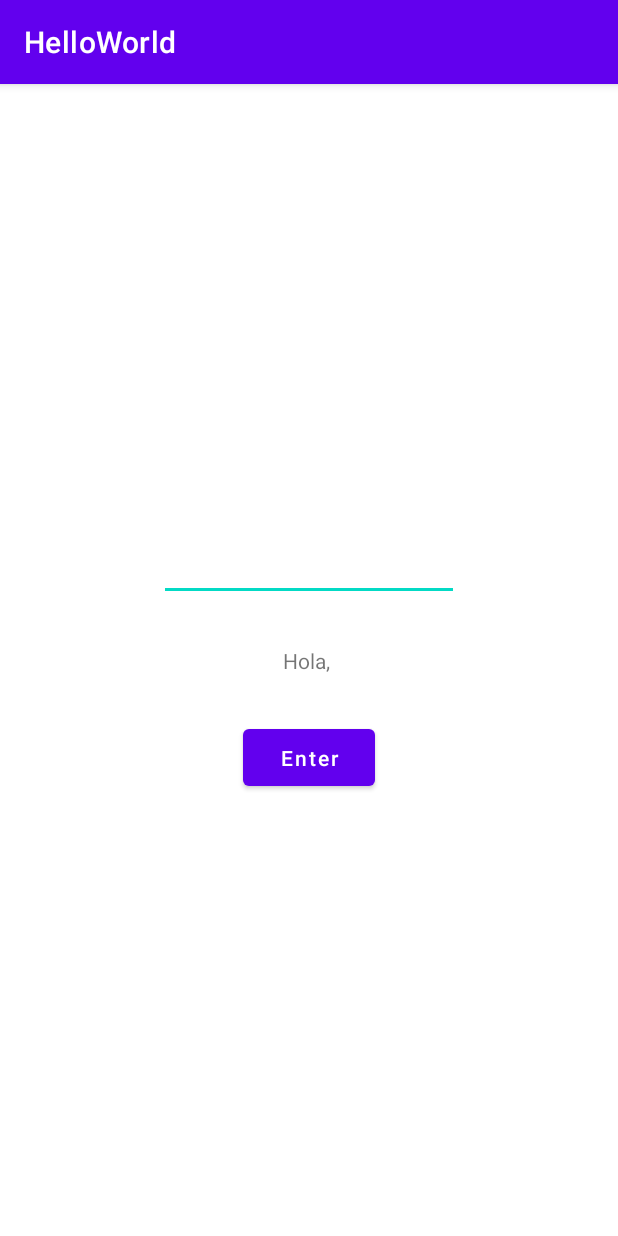
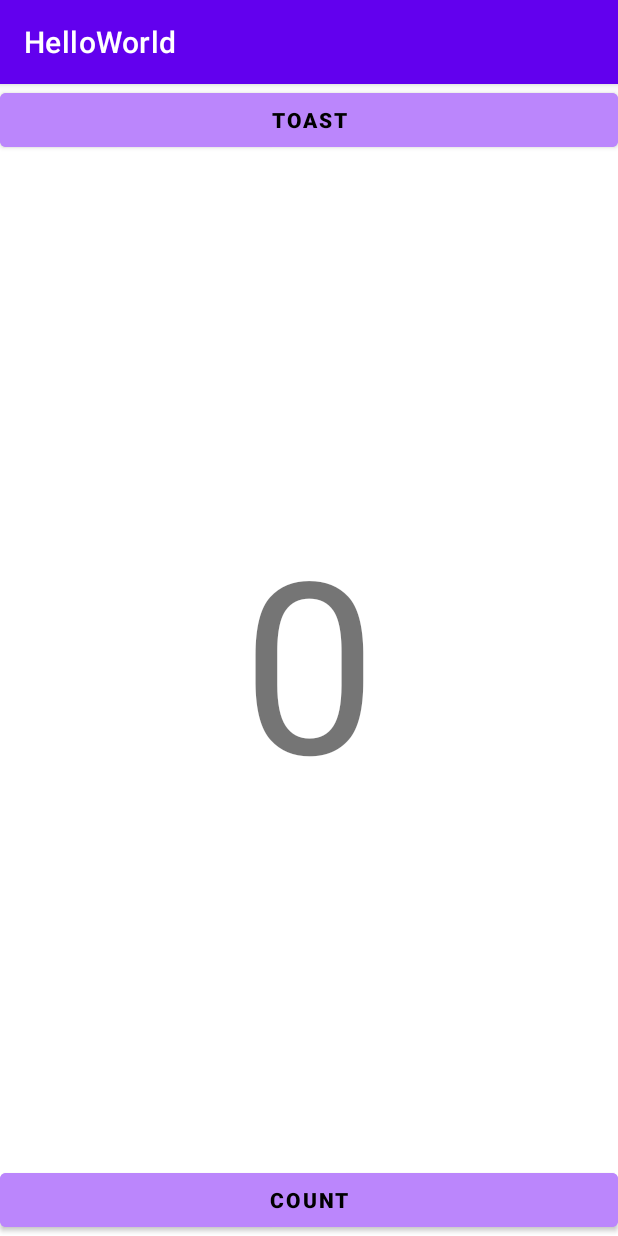
Before and after one commit to Filiberto-Castro/HelloWorld, an Android app: the screen it shows after launch (MainActivity before the commit, ToastActivity after it), on a phone screen of 412 x 824 dp. Run offline under Robolectric (Android 15) with nearby library versions, the phone set to English and light mode, and no system bars.

Commit message:
Part A: Your first interactive UI

```diff
--- a/app/src/main/AndroidManifest.xml
+++ b/app/src/main/AndroidManifest.xml
@@ -12,14 +12,21 @@
         android:theme="@style/Theme.HelloWorld"
         tools:targetApi="31">
         <activity
-            android:name=".MainActivity"
-            android:exported="true">
+            android:name=".ToastActivity"
+            android:exported="true"
+            android:launchMode="singleTop"
+            >
+
             <intent-filter>
                 <action android:name="android.intent.action.MAIN" />
 
                 <category android:name="android.intent.category.LAUNCHER" />
             </intent-filter>
         </activity>
+        <activity
+            android:name=".MainActivity"
+            android:exported="false">
+        </activity>
     </application>
 
 </manifest>
--- /dev/null
+++ b/app/src/main/java/com/zerocode/helloworld/ToastActivity.java
@@ -0,0 +1,34 @@
+package com.zerocode.helloworld;
+
+import androidx.appcompat.app.AppCompatActivity;
+
+import android.os.Bundle;
+import android.view.View;
+import android.widget.TextView;
+import android.widget.Toast;
+
+public class ToastActivity extends AppCompatActivity {
+
+    private int count = 0;
+    private TextView countValue;
+
+    @Override
+    protected void onCreate(Bundle savedInstanceState) {
+        super.onCreate(savedInstanceState);
+        setContentView(R.layout.activity_toast);
+
+        countValue = (TextView) findViewById(R.id.count_initial_value);
+    }
+
+    public void showToast(View view) {
+
+        Toast.makeText(this, R.string.toast_message, Toast.LENGTH_SHORT).show();
+    }
+
+    public void countUp(View view) {
+
+        count++;
+        countValue.setText(String.valueOf(count));
+
+    }
+}
--- /dev/null
+++ b/app/src/main/res/layout/activity_toast.xml
@@ -0,0 +1,47 @@
+<?xml version="1.0" encoding="utf-8"?>
+<androidx.constraintlayout.widget.ConstraintLayout xmlns:android="http://schemas.android.com/apk/res/android"
+    xmlns:app="http://schemas.android.com/apk/res-auto"
+    xmlns:tools="http://schemas.android.com/tools"
+    android:layout_width="match_parent"
+    android:layout_height="match_parent"
+    tools:context=".ToastActivity">
+
+    <Button
+        android:id="@+id/btnToast"
+        android:layout_width="match_parent"
+        android:layout_height="wrap_content"
+        android:text="@string/button_label_toast"
+        android:backgroundTint="@color/purple_200"
+        android:textColor="@color/black"
+        android:textStyle="bold"
+        android:textAllCaps="true"
+        android:onClick="showToast"
+        app:layout_constraintEnd_toEndOf="parent"
+        app:layout_constraintStart_toStartOf="parent"
+        app:layout_constraintTop_toTopOf="parent" />
+
+    <Button
+        android:id="@+id/btnCount"
+        android:layout_width="match_parent"
+        android:layout_height="wrap_content"
+        android:text="@string/button_label_count"
+        android:textColor="@color/black"
+        android:backgroundTint="@color/purple_200"
+        android:textStyle="bold"
+        android:textAllCaps="true"
+        android:onClick="countUp"
+        app:layout_constraintBottom_toBottomOf="parent"
+        app:layout_constraintEnd_toEndOf="parent"
+        app:layout_constraintStart_toStartOf="parent" />
+
+    <TextView
+        android:id="@+id/count_initial_value"
+        android:layout_width="wrap_content"
+        android:layout_height="wrap_content"
+        android:text="0"
+        android:textSize="160sp"
+        app:layout_constraintBottom_toTopOf="@+id/btnCount"
+        app:layout_constraintEnd_toEndOf="parent"
+        app:layout_constraintStart_toStartOf="parent"
+        app:layout_constraintTop_toBottomOf="@+id/btnToast" />
+</androidx.constraintlayout.widget.ConstraintLayout>
--- a/app/src/main/res/values/strings.xml
+++ b/app/src/main/res/values/strings.xml
@@ -1,3 +1,6 @@
 <resources>
     <string name="app_name">HelloWorld</string>
+    <string name="button_label_count">Count</string>
+    <string name="button_label_toast">Toast</string>
+    <string name="toast_message">Hello Toast!</string>
 </resources>
```
